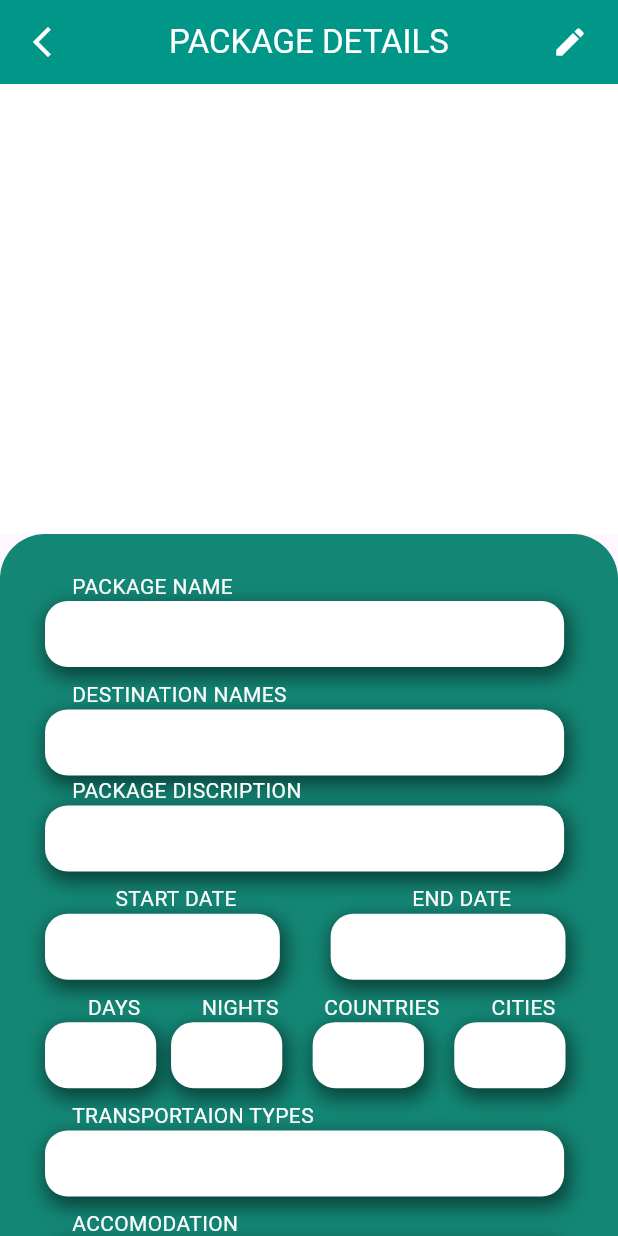
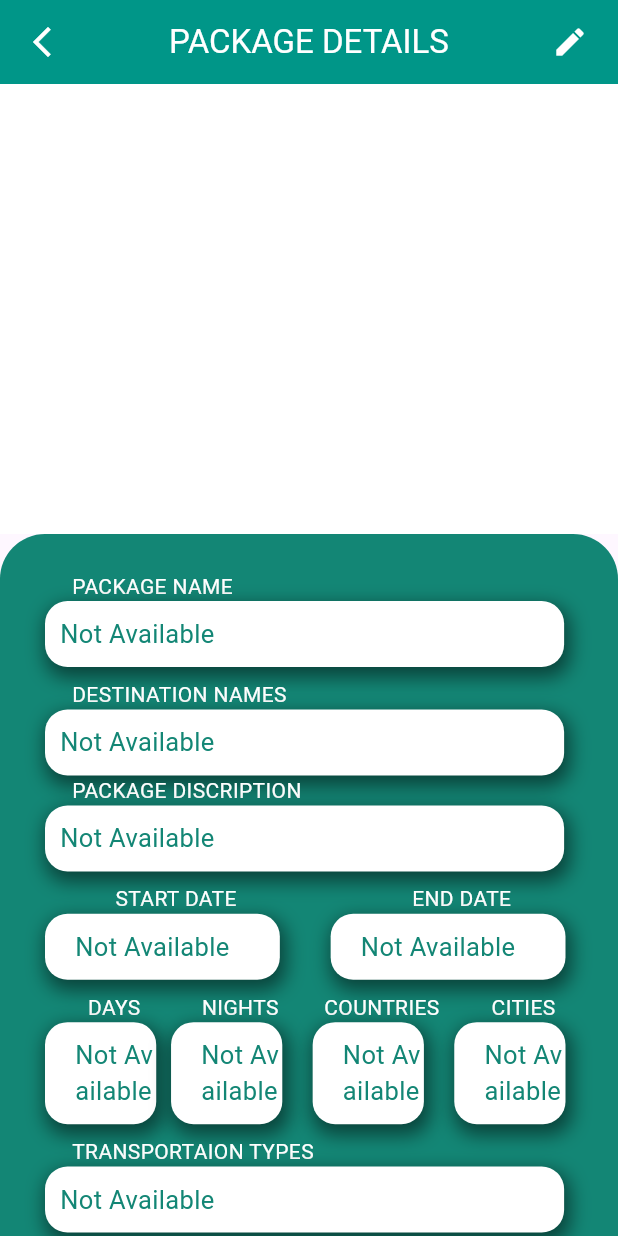
Before and after one commit to SHADINFAISALMP/TripX_Admin_Web_App, a Flutter app: the PackageDetails screen opened directly with empty values, on a phone screen of 412 x 824 dp. Run offline on Flutter 3.47's test engine with Material 3 defaults, Android fonts, the phone set to English and light mode, and no system bars; drawn by our look-alikes of carousel_slider; our stand-ins replace animated_notch_bottom_bar, bloc, cloud_firestore, firebase_auth, firebase_core, firebase_storage and 4 more; accounts and stored records are empty; Roboto replaces fonts that are missing (sedan).

Commit message:
some pemndings

```diff
--- a/lib/widgets/home_screen/home_screen_container.dart
+++ b/lib/widgets/home_screen/home_screen_container.dart
@@ -14,6 +14,12 @@ class HomePackagecontainer extends StatelessWidget {
 
   final List<String> images;
   final QueryDocumentSnapshot<Object?> item;
+  String _checkNullOrEmpty(String? value) {
+    if (value == null || value.trim().isEmpty) {
+      return 'Not Available';
+    }
+    return value;
+  }
 
   @override
   Widget build(BuildContext context) {
@@ -42,7 +48,7 @@ class HomePackagecontainer extends StatelessWidget {
               const Icon(Icons.tour, color: whitecolor),
               const SizedBox(width: 5),
               mytext(
-                item['packagename'],
+                _checkNullOrEmpty(item['packagename']),
                 fontFamily: sedan,
                 fontSize: 25,
                 color: whitecolor,
@@ -59,7 +65,7 @@ class HomePackagecontainer extends StatelessWidget {
               children: [
                 const Icon(Icons.place, color: whitecolor),
                 const SizedBox(width: 5),
-                mytext(item['placenames'],
+                mytext(_checkNullOrEmpty(item['placenames']),
                     fontFamily: sedan,
                     fontSize: 18,
                     color: whitecolor,
@@ -73,7 +79,7 @@ class HomePackagecontainer extends StatelessWidget {
               mainAxisAlignment: MainAxisAlignment.start,
               children: [
                 const SizedBox(width: 5),
-                mytext(item['packagediscription'],
+                mytext(_checkNullOrEmpty(item['packagediscription']),
                     fontFamily: sedan,
                     fontSize: 18,
                     color: whitecolor,
@@ -86,7 +92,7 @@ class HomePackagecontainer extends StatelessWidget {
             children: [
               const Icon(Icons.sunny, color: whitecolor),
               mytext(
-                item['days'],
+                _checkNullOrEmpty(item['days']),
                 fontFamily: sedan,
                 fontSize: 18,
                 color: whitecolor,
@@ -94,7 +100,7 @@ class HomePackagecontainer extends StatelessWidget {
               const SizedBox(width: 5),
               const Icon(Icons.nights_stay, color: whitecolor),
               mytext(
-                item['night'],
+                _checkNullOrEmpty(item['night']),
                 fontFamily: sedan,
                 fontSize: 18,
                 color: whitecolor,
--- a/lib/widgets/package_widgets/packagedetails_content.dart
+++ b/lib/widgets/package_widgets/packagedetails_content.dart
@@ -12,6 +12,22 @@ class Packagedetailscontent extends StatelessWidget {
   });
 
   final QueryDocumentSnapshot<Object?> itemslists;
+  String _checkNullOrEmpty(String? value) {
+    if (value == null || value.trim().isEmpty) {
+      return 'Not Available';
+    }
+    return value;
+  }
+
+  String _checkDate(String? value) {
+    if (value == null || value.trim().isEmpty) {
+      return 'Not Available';
+    }
+    if (!RegExp(r'\d{4}-\d{2}-\d{2}').hasMatch(value)) {
+      return 'Not Available';
+    }
+    return value;
+  }
 
   @override
   Widget build(BuildContext context) {
@@ -38,18 +54,19 @@ class Packagedetailscontent extends StatelessWidget {
                     height: mediaqueryheight(0.01, context),
                   ),
                   PackageDetailsContainers(
-                    text: itemslists['packagename'],
+                    text: _checkNullOrEmpty(itemslists['packagename']),
                     topname: 'PACKAGE NAME',
                   ),
                   SizedBox(
                     height: mediaqueryheight(0.01, context),
                   ),
                   PackageDetailsContainers(
-                    text: itemslists['placenames'],
+                    text: _checkNullOrEmpty(
+                        itemslists['placenames']),
                     topname: 'DESTINATION NAMES',
                   ),
                   PackageDetailsContainers(
-                    text: itemslists['packagediscription'],
+                    text: _checkNullOrEmpty(itemslists['packagediscription']),
                     topname: 'PACKAGE DISCRIPTION',
                   ),
                   SizedBox(
@@ -62,11 +79,11 @@ class Packagedetailscontent extends StatelessWidget {
                       children: [
                         Startdateandenddate(
                           topname: 'START DATE',
-                          text: itemslists['startdate'],
+                          text: _checkDate(itemslists['startdate']),
                         ),
                         Startdateandenddate(
                           topname: 'END DATE',
-                          text: itemslists['enddate'],
+                          text: _checkDate(itemslists['enddate']),
                         ),
                       ],
                     ),
@@ -80,19 +97,19 @@ class Packagedetailscontent extends StatelessWidget {
                       mainAxisAlignment: MainAxisAlignment.spaceBetween,
                       children: [
                         Daysnightsrow(
-                          text: itemslists['days'],
+                          text: _checkNullOrEmpty(itemslists['days']),
                           topname: "DAYS",
                         ),
                         Daysnightsrow(
-                          text: itemslists['night'],
+                          text: _checkNullOrEmpty(itemslists['night']),
                           topname: "NIGHTS",
                         ),
                         Daysnightsrow(
-                          text: itemslists['country'],
+                          text: _checkNullOrEmpty(itemslists['country']),
                           topname: "COUNTRIES",
                         ),
                         Daysnightsrow(
-                          text: itemslists['city'],
+                          text: _checkNullOrEmpty(itemslists['city']),
                           topname: "CITIES",
                         ),
                       ],
@@ -102,70 +119,70 @@ class Packagedetailscontent extends StatelessWidget {
                     height: mediaqueryheight(0.01, context),
                   ),
                   PackageDetailsContainers(
-                    text: itemslists['transportation'],
+                    text: _checkNullOrEmpty(itemslists['transportation']),
                     topname: 'TRANSPORTAION TYPES',
                   ),
                   SizedBox(
                     height: mediaqueryheight(0.01, context),
                   ),
                   PackageDetailsContainers(
-                    text: itemslists['accodamotion'],
+                    text: _checkNullOrEmpty(itemslists['accodamotion']),
                     topname: 'ACCOMODATION',
                   ),
                   SizedBox(
                     height: mediaqueryheight(0.01, context),
                   ),
                   PackageDetailsContainers(
-                    text: itemslists['meals'],
+                    text: _checkNullOrEmpty(itemslists['meals']),
                     topname: 'MEALS ',
                   ),
                   SizedBox(
                     height: mediaqueryheight(0.01, context),
                   ),
                   PackageDetailsContainers(
-                    text: itemslists['activity'],
+                    text: _checkNullOrEmpty(itemslists['activity']),
                     topname: 'ACTIVITIES',
                   ),
                   SizedBox(
                     height: mediaqueryheight(0.01, context),
                   ),
                   PackageDetailsContainers(
-                    text: itemslists['adult'],
+                    text: _checkNullOrEmpty(itemslists['adult']),
                     topname: 'PER ADULT',
                   ),
                   SizedBox(
                     height: mediaqueryheight(0.01, context),
                   ),
                   PackageDetailsContainers(
-                    text: itemslists['hotelper'],
+                    text: _checkNullOrEmpty(itemslists['hotelper']),
                     topname: 'PER HOTEL NIGHT',
                   ),
                   SizedBox(
                     height: mediaqueryheight(0.01, context),
                   ),
                   PackageDetailsContainers(
-                    text: itemslists['childper'],
+                    text: _checkNullOrEmpty(itemslists['childper']),
                     topname: 'PER CHILD',
                   ),
                   SizedBox(
                     height: mediaqueryheight(0.01, context),
                   ),
                   PackageDetailsContainers(
-                    text: itemslists['packageamount'],
+                    text: _checkNullOrEmpty(itemslists['packageamount']),
                     topname: 'PACKAGE AMOUNT',
                   ),
                   SizedBox(
                     height: mediaqueryheight(0.01, context),
                   ),
                   PackageDetailsContainers(
-                    text: itemslists['booking'],
+                    text: _checkNullOrEmpty(itemslists['booking']),
                     topname: 'BOOKING INFORMATION & POLICIES',
                   ),
                   SizedBox(
                     height: mediaqueryheight(0.01, context),
                   ),
                   PackageDetailsContainers(
-                    text: itemslists['additional'],
+                    text: _checkNullOrEmpty(itemslists['additional']),
                     topname: 'ADDITIONAL INFORMATIONS',
                   ),
                   SizedBox(
```
